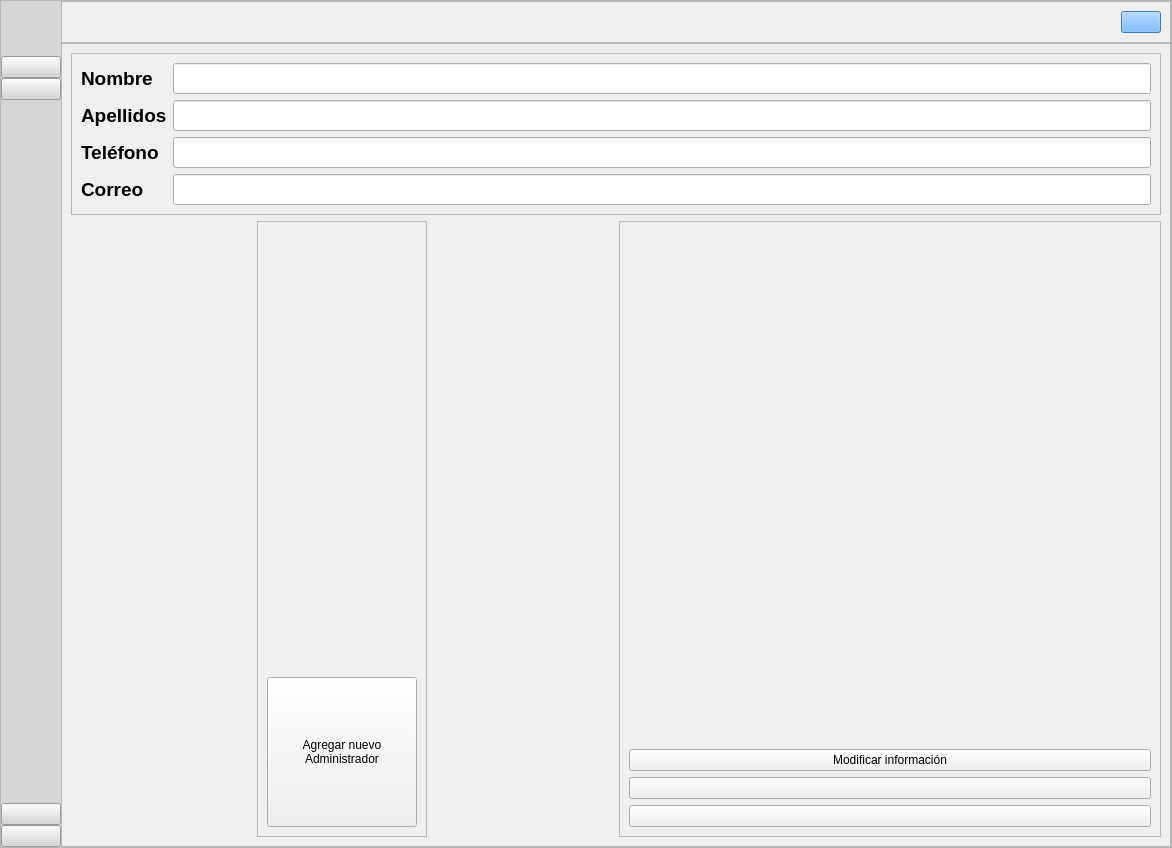
First picture: the form in ui/ui_files/Principal.ui, repository Salinas03/Sistema-Seguridad, before the edit.
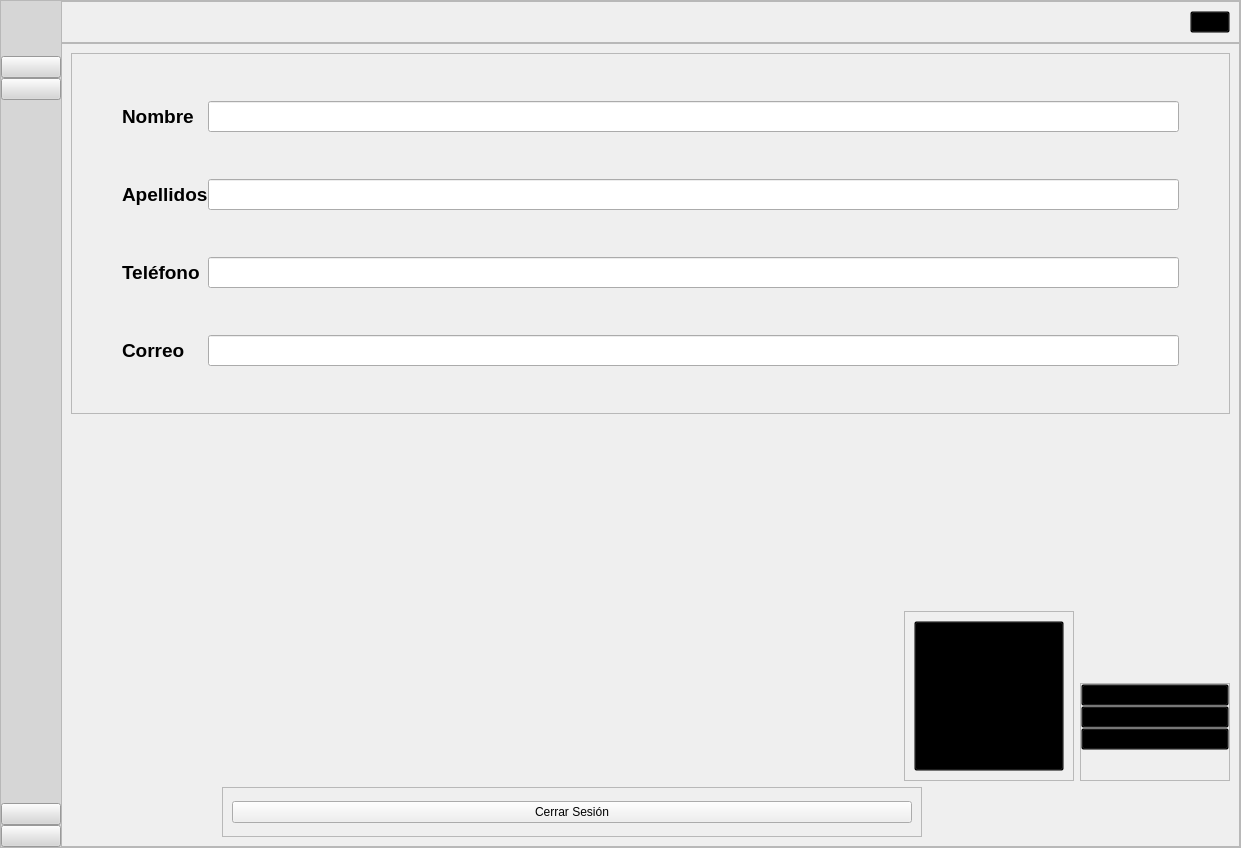
Second picture: the form after the edit. The open tabs and pages were chosen to show the change. Icons and pictures are not drawn.

Diff of the .ui file:
```diff
--- a/ui/ui_files/Principal.ui
+++ b/ui/ui_files/Principal.ui
@@ -6,7 +6,7 @@
    <rect>
     <x>0</x>
     <y>0</y>
-    <width>1172</width>
+    <width>1241</width>
     <height>848</height>
    </rect>
   </property>
@@ -207,7 +207,31 @@
        <item>
         <widget class="QWidget" name="body_widget" native="true">
          <property name="styleSheet">
-          <string notr="true"/>
+          <string notr="true">QPushButton#guardad_computadora_btn,
+#cancelar_registro_btn,
+#modificar_btn,
+#guardar_btn,
+#cancelar_btn,
+#agregar_admin_btn,
+#user_btn{
+background-color: transparent;
+
+}
+
+QPushButton#guardad_computadora_btn:hover,
+#cancelar_registro_btn:hover,
+#modificar_btn:hover,
+#guardar_btn:hover,
+#cancelar_btn:hover,
+#agregar_admin_btn:hover,
+#user_btn:hover{
+border:1px solid #2372B4;
+border-radius:10px;
+background-color: rgba(0, 85, 255,0.5);
+color:white;
+font:15px;
+}
+</string>
          </property>
          <layout class="QVBoxLayout" name="verticalLayout">
           <property name="spacing">
@@ -259,7 +283,7 @@
              <item>
               <widget class="QPushButton" name="user_btn">
                <property name="styleSheet">
-                <string notr="true">background-color: rgb(85, 170, 255);</string>
+                <string notr="true"/>
                </property>
                <property name="text">
                 <string/>
@@ -654,60 +678,6 @@
                </widget>
                <widget class="QWidget" name="page_4">
                 <layout class="QGridLayout" name="gridLayout_4">
-                 <item row="1" column="1">
-                  <widget class="QFrame" name="frame_7">
-                   <property name="frameShape">
-                    <enum>QFrame::StyledPanel</enum>
-                   </property>
-                   <property name="frameShadow">
-                    <enum>QFrame::Raised</enum>
-                   </property>
-                   <layout class="QVBoxLayout" name="verticalLayout_7">
-                    <item>
-                     <spacer name="verticalSpacer_5">
-                      <property name="orientation">
-                       <enum>Qt::Vertical</enum>
-                      </property>
-                      <property name="sizeHint" stdset="0">
-                       <size>
-                        <width>20</width>
-                        <height>40</height>
-                       </size>
-                      </property>
-                     </spacer>
-                    </item>
-                    <item>
-                     <widget class="QPushButton" name="modificar_btn">
-                      <property name="text">
-                       <string>Modificar información</string>
-                      </property>
-                     </widget>
-                    </item>
-                    <item>
-                     <widget class="QPushButton" name="guardar_btn">
-                      <property name="text">
-                       <string/>
-                      </property>
-                      <property name="icon">
-                       <iconset>
-                        <normaloff>../assets/icons/save.svg</normaloff>../assets/icons/save.svg</iconset>
-                      </property>
-                     </widget>
-                    </item>
-                    <item>
-                     <widget class="QPushButton" name="cancelar_btn">
-                      <property name="text">
-                       <string/>
-                      </property>
-                      <property name="icon">
-                       <iconset>
-                        <normaloff>../assets/icons/cancel-3.ico</normaloff>../assets/icons/cancel-3.ico</iconset>
-                      </property>
-                     </widget>
-                    </item>
-                   </layout>
-                  </widget>
-                 </item>
                  <item row="0" column="0" colspan="2">
                   <widget class="QFrame" name="frame_6">
                    <property name="frameShape">
@@ -717,6 +687,21 @@
                     <enum>QFrame::Raised</enum>
                    </property>
                    <layout class="QGridLayout" name="gridLayout_5">
+                    <property name="leftMargin">
+                     <number>50</number>
+                    </property>
+                    <property name="topMargin">
+                     <number>0</number>
+                    </property>
+                    <property name="rightMargin">
+                     <number>50</number>
+                    </property>
+                    <property name="bottomMargin">
+                     <number>0</number>
+                    </property>
+                    <property name="spacing">
+                     <number>0</number>
+                    </property>
                     <item row="4" column="0">
                      <widget class="QLabel" name="label_9">
                       <property name="font">
@@ -812,7 +797,7 @@
                    </layout>
                   </widget>
                  </item>
-                 <item row="1" column="0" alignment="Qt::AlignHCenter">
+                 <item row="3" column="0" alignment="Qt::AlignRight|Qt::AlignBottom">
                   <widget class="QFrame" name="frame_8">
                    <property name="frameShape">
                     <enum>QFrame::StyledPanel</enum>
@@ -821,19 +806,6 @@
                     <enum>QFrame::Raised</enum>
                    </property>
                    <layout class="QVBoxLayout" name="verticalLayout_8">
-                    <item>
-                     <spacer name="verticalSpacer_6">
-                      <property name="orientation">
-                       <enum>Qt::Vertical</enum>
-                      </property>
-                      <property name="sizeHint" stdset="0">
-                       <size>
-                        <width>20</width>
-                        <height>40</height>
-                       </size>
-                      </property>
-                     </spacer>
-                    </item>
                     <item>
                      <widget class="QPushButton" name="agregar_admin_btn">
                       <property name="minimumSize">
@@ -848,6 +820,13 @@
                         <height>16777215</height>
                        </size>
                       </property>
+                      <property name="font">
+                       <font>
+                        <pointsize>12</pointsize>
+                        <weight>75</weight>
+                        <bold>true</bold>
+                       </font>
+                      </property>
                       <property name="text">
                        <string>Agregar nuevo 
 Administrador</string>
@@ -857,6 +836,102 @@
                    </layout>
                   </widget>
                  </item>
+                 <item row="3" column="1" alignment="Qt::AlignBottom">
+                  <widget class="QFrame" name="frame_7">
+                   <property name="maximumSize">
+                    <size>
+                     <width>150</width>
+                     <height>16777215</height>
+                    </size>
+                   </property>
+                   <property name="frameShape">
+                    <enum>QFrame::StyledPanel</enum>
+                   </property>
+                   <property name="frameShadow">
+                    <enum>QFrame::Raised</enum>
+                   </property>
+                   <layout class="QVBoxLayout" name="verticalLayout_7">
+                    <property name="spacing">
+                     <number>0</number>
+                    </property>
+                    <property name="leftMargin">
+                     <number>0</number>
+                    </property>
+                    <property name="topMargin">
+                     <number>0</number>
+                    </property>
+                    <property name="rightMargin">
+                     <number>0</number>
+                    </property>
+                    <property name="bottomMargin">
+                     <number>30</number>
+                    </property>
+                    <item>
+                     <widget class="QPushButton" name="modificar_btn">
+                      <property name="text">
+                       <string>Modificar información</string>
+                      </property>
+                     </widget>
+                    </item>
+                    <item>
+                     <widget class="QPushButton" name="guardar_btn">
+                      <property name="text">
+                       <string/>
+                      </property>
+                      <property name="icon">
+                       <iconset>
+                        <normaloff>../assets/icons/save.svg</normaloff>../assets/icons/save.svg</iconset>
+                      </property>
+                     </widget>
+                    </item>
+                    <item>
+                     <widget class="QPushButton" name="cancelar_btn">
+                      <property name="text">
+                       <string/>
+                      </property>
+                      <property name="icon">
+                       <iconset>
+                        <normaloff>../assets/icons/cancel-3.ico</normaloff>../assets/icons/cancel-3.ico</iconset>
+                      </property>
+                     </widget>
+                    </item>
+                   </layout>
+                  </widget>
+                 </item>
+                 <item row="4" column="0" alignment="Qt::AlignHCenter">
+                  <widget class="QFrame" name="frame_10">
+                   <property name="minimumSize">
+                    <size>
+                     <width>700</width>
+                     <height>0</height>
+                    </size>
+                   </property>
+                   <property name="maximumSize">
+                    <size>
+                     <width>16777215</width>
+                     <height>50</height>
+                    </size>
+                   </property>
+                   <property name="styleSheet">
+                    <string notr="true"/>
+                   </property>
+                   <property name="frameShape">
+                    <enum>QFrame::StyledPanel</enum>
+                   </property>
+                   <property name="frameShadow">
+                    <enum>QFrame::Raised</enum>
+                   </property>
+                   <layout class="QGridLayout" name="gridLayout_9">
+                    <item row="0" column="0">
+                     <widget class="QPushButton" name="cerrar_sesion_btn">
+                      <property name="text">
+                       <string>Cerrar Sesión</string>
+                      </property>
+                     </widget>
+                    </item>
+                   </layout>
+                  </widget>
+                 </item>
                 </layout>
                </widget>
                <widget class="QWidget" name="page_2">
```
Left out of the diff: 120 changed lines with no effect on the pictures.
